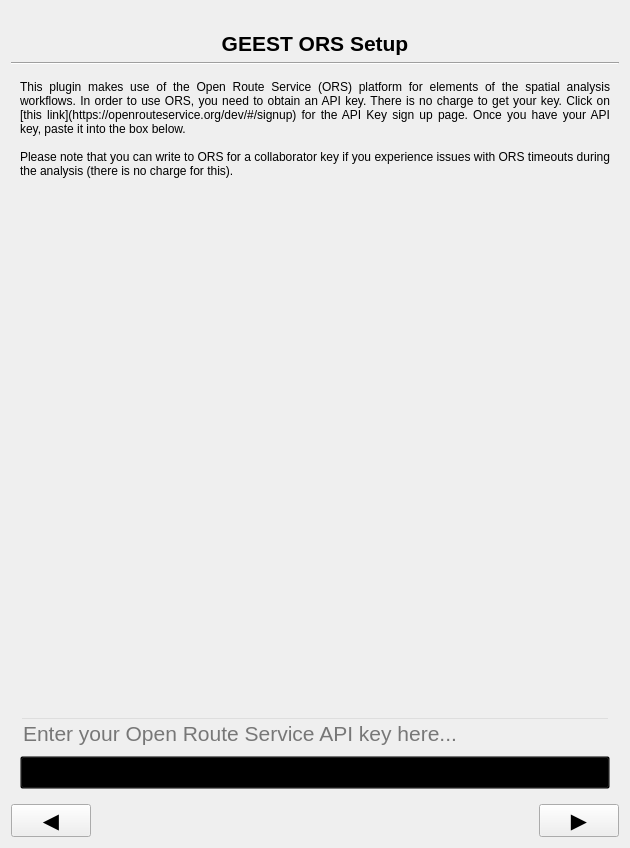
Before: the Qt Designer form geest/ui/ors_panel_base.ui in worldbank/GEEST, drawn with Qt 5.
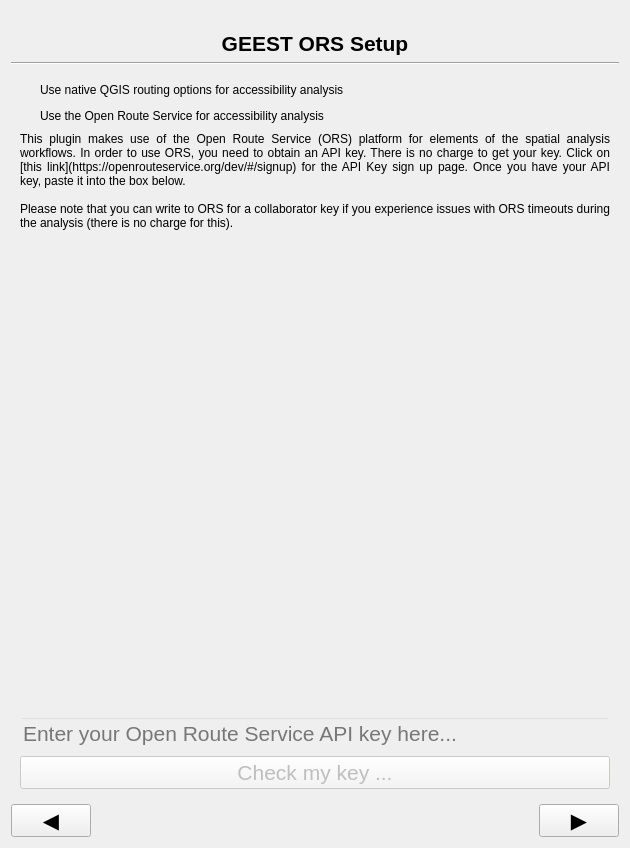
After: the same form once the commit is applied. Icons and pictures are not drawn.

Commit message: WIP: ORS Onboarding Panel - add QGIS Native Processor Fixes #27

Diff of the .ui file:
```diff
--- a/geest/ui/ors_panel_base.ui
+++ b/geest/ui/ors_panel_base.ui
@@ -132,35 +132,57 @@
         <x>0</x>
         <y>0</y>
         <width>612</width>
-        <height>664</height>
+        <height>655</height>
        </rect>
       </property>
       <layout class="QGridLayout" name="gridLayout_2">
+       <item row="5" column="0">
+        <widget class="QPushButton" name="check_key_button">
+         <property name="enabled">
+          <bool>false</bool>
+         </property>
+         <property name="font">
+          <font>
+           <pointsize>16</pointsize>
+          </font>
+         </property>
+         <property name="styleSheet">
+          <string notr="true">background-color: rgb(246, 245, 244);</string>
+         </property>
+         <property name="text">
+          <string>Check my key ...</string>
+         </property>
+        </widget>
+       </item>
+       <item row="4" column="0">
+        <widget class="QLineEdit" name="ors_key_line_edit">
+         <property name="enabled">
+          <bool>false</bool>
+         </property>
+         <property name="sizePolicy">
+          <sizepolicy hsizetype="MinimumExpanding" vsizetype="Fixed">
+           <horstretch>0</horstretch>
+           <verstretch>0</verstretch>
+          </sizepolicy>
+         </property>
+         <property name="font">
+          <font>
+           <pointsize>16</pointsize>
+          </font>
+         </property>
+         <property name="placeholderText">
+          <string>Enter your Open Route Service API key here...</string>
+         </property>
+        </widget>
+       </item>
        <item row="0" column="0">
-        <widget class="QLabel" name="description">
-         <property name="sizePolicy">
-          <sizepolicy hsizetype="Expanding" vsizetype="MinimumExpanding">
-           <horstretch>0</horstretch>
-           <verstretch>0</verstretch>
-          </sizepolicy>
-         </property>
+        <widget class="QRadioButton" name="radioButton">
          <property name="text">
-          <string>This plugin makes use of the Open Route Service (ORS) platform for elements of the spatial analysis workflows. In order to use ORS, you need to obtain an API key. There is no charge to get your key. Click on [this link](https://openrouteservice.org/dev/#/signup) for the API Key sign up page. Once you have your API key, paste it into the box below.
-
-Please note that you can write to ORS for a collaborator key if you experience issues with ORS timeouts during the analysis (there is no charge for this).</string>
-         </property>
-         <property name="textFormat">
-          <enum>Qt::MarkdownText</enum>
-         </property>
-         <property name="alignment">
-          <set>Qt::AlignJustify|Qt::AlignTop</set>
-         </property>
-         <property name="wordWrap">
-          <bool>true</bool>
+          <string>Use native QGIS routing options for accessibility analysis</string>
          </property>
         </widget>
        </item>
-       <item row="1" column="0">
+       <item row="3" column="0">
         <layout class="QHBoxLayout" name="horizontalLayout_2">
          <item>
           <spacer name="horizontalSpacer">
@@ -215,33 +237,34 @@
          </item>
         </layout>
        </item>
-       <item row="3" column="0">
-        <widget class="QPushButton" name="check_key_button">
-         <property name="font">
-          <font>
-           <pointsize>16</pointsize>
-          </font>
-         </property>
-         <property name="text">
-          <string>Check my key ...</string>
-         </property>
-        </widget>
-       </item>
        <item row="2" column="0">
-        <widget class="QLineEdit" name="ors_key_line_edit">
+        <widget class="QLabel" name="description">
          <property name="sizePolicy">
-          <sizepolicy hsizetype="MinimumExpanding" vsizetype="Fixed">
+          <sizepolicy hsizetype="Expanding" vsizetype="MinimumExpanding">
            <horstretch>0</horstretch>
            <verstretch>0</verstretch>
           </sizepolicy>
          </property>
-         <property name="font">
-          <font>
-           <pointsize>16</pointsize>
-          </font>
+         <property name="text">
+          <string>This plugin makes use of the Open Route Service (ORS) platform for elements of the spatial analysis workflows. In order to use ORS, you need to obtain an API key. There is no charge to get your key. Click on [this link](https://openrouteservice.org/dev/#/signup) for the API Key sign up page. Once you have your API key, paste it into the box below.
+
+Please note that you can write to ORS for a collaborator key if you experience issues with ORS timeouts during the analysis (there is no charge for this).</string>
          </property>
-         <property name="placeholderText">
-          <string>Enter your Open Route Service API key here...</string>
+         <property name="textFormat">
+          <enum>Qt::MarkdownText</enum>
+         </property>
+         <property name="alignment">
+          <set>Qt::AlignJustify|Qt::AlignTop</set>
+         </property>
+         <property name="wordWrap">
+          <bool>true</bool>
+         </property>
+        </widget>
+       </item>
+       <item row="1" column="0">
+        <widget class="QRadioButton" name="radioButton_2">
+         <property name="text">
+          <string>Use the Open Route Service for accessibility analysis</string>
          </property>
         </widget>
        </item>
```
Left out of the diff: 83 changed lines with no effect on the pictures. The commit also changes 23 other files.
